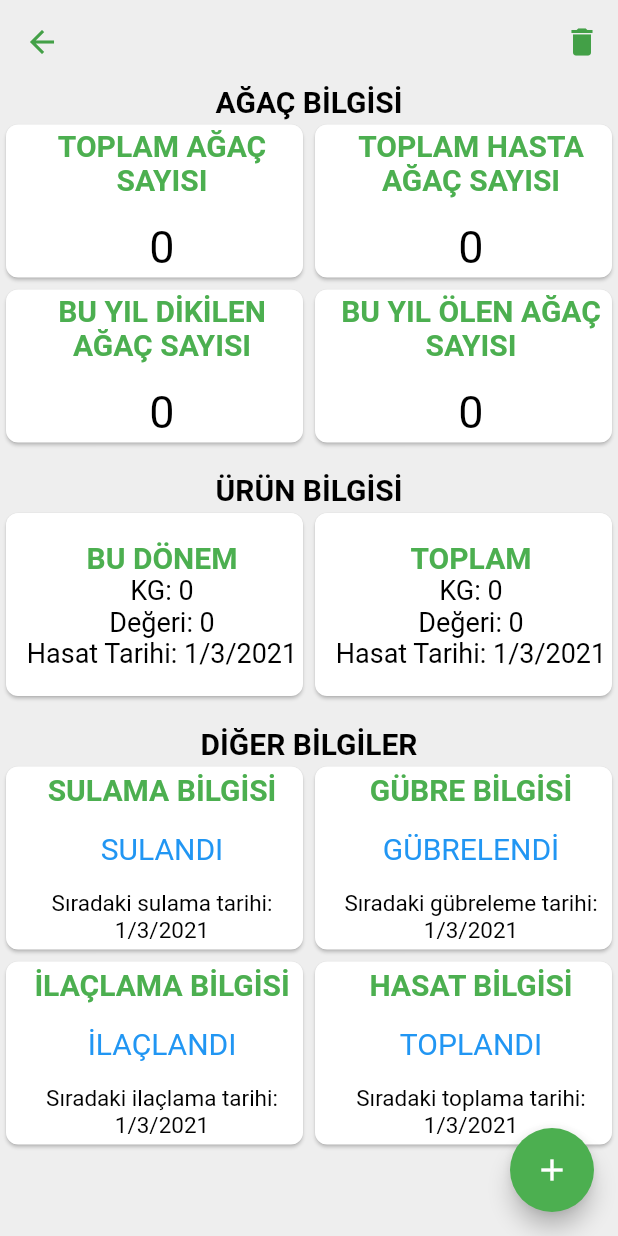
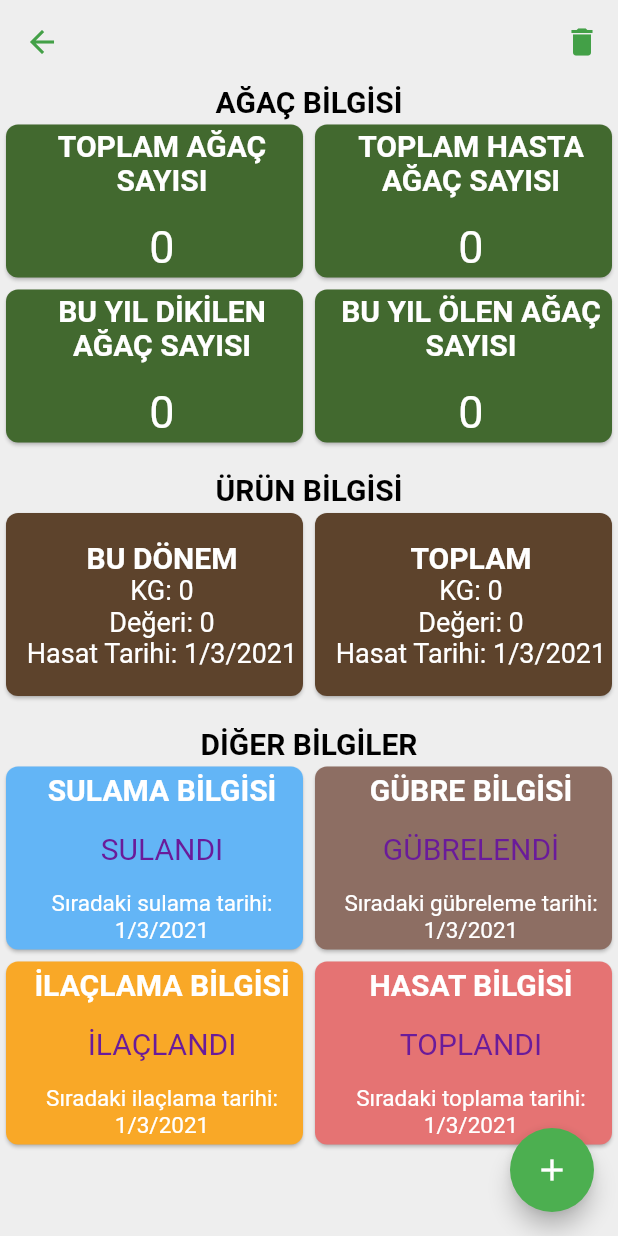
Before and after one commit to Sharaido/FarmTracker-mobil, a Flutter app: the FieldDetails screen opened directly with empty values, on a phone screen of 412 x 824 dp. Run offline on Flutter 3.47's test engine with Material 2 defaults, Android fonts, the phone set to English and light mode, and no system bars; our stand-ins replace datetime_picker_formfield, flutter_secure_storage, google_maps_flutter, weather; missing offline and left inert: unicorndial; accounts and stored records are empty; network calls fail.

Commit message:
Renkli UI

```diff
--- a/lib/pages/field_details.dart
+++ b/lib/pages/field_details.dart
@@ -120,7 +120,7 @@ class _FieldDetailsState extends State<FieldDetails> {
           clipBehavior: Clip.antiAlias,
           shape:
               RoundedRectangleBorder(borderRadius: BorderRadius.circular(8.0)),
-          color: Colors.white,
+          color: Color.fromARGB(255, 66, 105, 47),
           child: Row(
             crossAxisAlignment: CrossAxisAlignment.center,
             children: <Widget>[
@@ -183,7 +183,7 @@ class _FieldDetailsState extends State<FieldDetails> {
                         style: TextStyle(
                             fontWeight: FontWeight.bold,
                             fontSize: 20.0,
-                            color: Colors.green.withOpacity(1.0)),
+                            color: Colors.white),
                         textAlign: TextAlign.center,
                       ),
                       new Text(""),
@@ -191,6 +191,7 @@ class _FieldDetailsState extends State<FieldDetails> {
                         count.toString(),
                         textAlign: TextAlign.center,
                         style: TextStyle(
+                          color: Colors.white,
                           fontSize: 30.0,
                         ),
                       ),
@@ -367,7 +368,7 @@ class _FieldDetailsState extends State<FieldDetails> {
           clipBehavior: Clip.antiAlias,
           shape:
               RoundedRectangleBorder(borderRadius: BorderRadius.circular(8.0)),
-          color: Colors.white,
+          color: Color.fromARGB(255, 93, 67, 44),
           child: Row(
             crossAxisAlignment: CrossAxisAlignment.center,
             children: <Widget>[
@@ -407,22 +408,22 @@ class _FieldDetailsState extends State<FieldDetails> {
                         style: TextStyle(
                             fontWeight: FontWeight.bold,
                             fontSize: 20.0,
-                            color: Colors.green.withOpacity(1.0)),
+                            color: Colors.white),
                         textAlign: TextAlign.center,
                       ),
                       new Text(
                         "KG: " + kg.toString(),
-                        style: TextStyle(fontSize: 18.0, color: Colors.black),
+                        style: TextStyle(fontSize: 18.0, color: Colors.white),
                         textAlign: TextAlign.center,
                       ),
                       new Text(
                         "Değeri: " + value.toString(),
-                        style: TextStyle(fontSize: 18.0, color: Colors.black),
+                        style: TextStyle(fontSize: 18.0, color: Colors.white),
                         textAlign: TextAlign.center,
                       ),
                       new Text(
                         "Hasat Tarihi: " + harvestDate.toString(),
-                        style: TextStyle(fontSize: 18.0, color: Colors.black),
+                        style: TextStyle(fontSize: 18.0, color: Colors.white),
                         textAlign: TextAlign.center,
                       ),
                     ],
@@ -436,7 +437,7 @@ class _FieldDetailsState extends State<FieldDetails> {
     );
   }
 
-  Widget otherCard(String st, isBool, otherDate, context) {
+  Widget otherCard(String st, isBool, otherDate, context, Color color) {
     return Flexible(
       child: Container(
         height: 130,
@@ -444,7 +445,7 @@ class _FieldDetailsState extends State<FieldDetails> {
           clipBehavior: Clip.antiAlias,
           shape:
               RoundedRectangleBorder(borderRadius: BorderRadius.circular(8.0)),
-          color: Colors.white,
+          color: color,
           child: Row(
             crossAxisAlignment: CrossAxisAlignment.center,
             children: <Widget>[
@@ -551,7 +552,7 @@ class _FieldDetailsState extends State<FieldDetails> {
                         style: TextStyle(
                             fontWeight: FontWeight.bold,
                             fontSize: 20.0,
-                            color: Colors.green.withOpacity(1.0)),
+                            color: Colors.white),
                         textAlign: TextAlign.center,
                       ),
                       new Text(""),
@@ -559,8 +560,7 @@ class _FieldDetailsState extends State<FieldDetails> {
                         new Text(
                           'SULANDI',
                           style: TextStyle(
-                              fontSize: 20.0,
-                              color: Colors.blue.withOpacity(1.0)),
+                              fontSize: 20.0, color: Colors.purple[800]),
                           textAlign: TextAlign.center,
                         ),
                       if (isBool == true && st.contains("SU")) new Text(""),
@@ -570,6 +570,7 @@ class _FieldDetailsState extends State<FieldDetails> {
                           textAlign: TextAlign.center,
                           style: TextStyle(
                             fontSize: 15.0,
+                            color: Colors.white,
                           ),
                         ),
                       if (isBool == false && st.contains("SU"))
@@ -584,8 +585,7 @@ class _FieldDetailsState extends State<FieldDetails> {
                         new Text(
                           'GÜBRELENDİ',
                           style: TextStyle(
-                              fontSize: 20.0,
-                              color: Colors.blue.withOpacity(1.0)),
+                              fontSize: 20.0, color: Colors.purple[800]),
                           textAlign: TextAlign.center,
                         ),
                       if (isBool == true && st.contains("GÜBRE")) new Text(""),
@@ -595,6 +595,7 @@ class _FieldDetailsState extends State<FieldDetails> {
                           textAlign: TextAlign.center,
                           style: TextStyle(
                             fontSize: 15.0,
+                            color: Colors.white,
                           ),
                         ),
                       if (isBool == false && st.contains("GÜBRE"))
@@ -610,8 +611,7 @@ class _FieldDetailsState extends State<FieldDetails> {
                           'İLAÇLANDI',
                           textAlign: TextAlign.center,
                           style: TextStyle(
-                              fontSize: 20.0,
-                              color: Colors.blue.withOpacity(1.0)),
+                              fontSize: 20.0, color: Colors.purple[800]),
                         ),
                       if (isBool == true && st.contains("İLAÇ")) new Text(""),
                       if (isBool == true && st.contains("İLAÇ"))
@@ -620,6 +620,7 @@ class _FieldDetailsState extends State<FieldDetails> {
                           textAlign: TextAlign.center,
                           style: TextStyle(
                             fontSize: 15.0,
+                            color: Colors.white,
                           ),
                         ),
                       if (isBool == false && st.contains("İLAÇ"))
@@ -634,8 +635,7 @@ class _FieldDetailsState extends State<FieldDetails> {
                         new Text(
                           'TOPLANDI',
                           style: TextStyle(
-                              fontSize: 20.0,
-                              color: Colors.blue.withOpacity(1.0)),
+                              fontSize: 20.0, color: Colors.purple[800]),
                           textAlign: TextAlign.center,
                         ),
                       if (isBool == true && st.contains("HASAT")) new Text(""),
@@ -645,6 +645,7 @@ class _FieldDetailsState extends State<FieldDetails> {
                           textAlign: TextAlign.center,
                           style: TextStyle(
                             fontSize: 15.0,
+                            color: Colors.white,
                           ),
                         ),
                       if (isBool == false && st.contains("HASAT"))
@@ -792,16 +793,24 @@ class _FieldDetailsState extends State<FieldDetails> {
                               color: Colors.black.withOpacity(1.0)),
                         ),
                         Row(mainAxisSize: MainAxisSize.min, children: <Widget>[
-                          otherCard("SULAMA BİLGİSİ", isIrrigation,
-                              irrigationDate, context),
-                          otherCard("GÜBRE BİLGİSİ", isFertilizer,
-                              fertilizerDate, context),
+                          otherCard(
+                              "SULAMA BİLGİSİ",
+                              isIrrigation,
+                              irrigationDate,
+                              context,
+                              Color.fromARGB(255, 99, 181, 246)),
+                          otherCard(
+                              "GÜBRE BİLGİSİ",
+                              isFertilizer,
+                              fertilizerDate,
+                              context,
+                              Color.fromARGB(255, 141, 110, 99)),
                         ]),
                         Row(mainAxisSize: MainAxisSize.min, children: <Widget>[
-                          otherCard(
-                              "İLAÇLAMA BİLGİSİ", isSpray, sprayDate, context),
+                          otherCard("İLAÇLAMA BİLGİSİ", isSpray, sprayDate,
+                              context, Color.fromARGB(255, 249, 168, 39)),
                           otherCard("HASAT BİLGİSİ", isHarvest, whenHarvestDate,
-                              context),
+                              context, Color.fromARGB(255, 229, 115, 115)),
                         ]),
                       ]),
                 );
```
